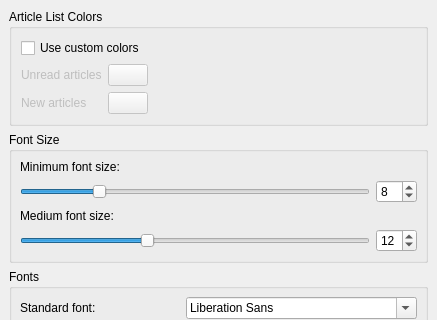
Old version of the form akregator/configuration/settings_appearance.ui in the repository chusopr/kdepim-ktimetracker-akonadi; both pictures show x 0 to 437 and y 0 to 320 of the 437 by 491 pixel window.
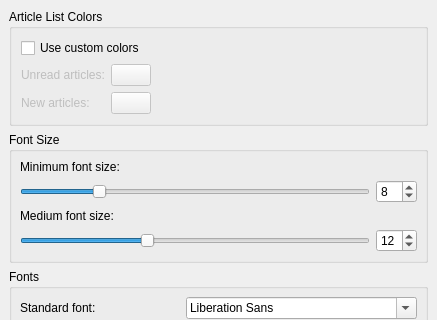
New version of the form. Custom widgets are drawn as their Qt base class.

The edit to the form file:
```diff
--- a/akregator/configuration/settings_appearance.ui
+++ b/akregator/configuration/settings_appearance.ui
@@ -95,7 +95,7 @@
            <bool>false</bool>
           </property>
           <property name="text" >
-           <string>New articles</string>
+           <string>New articles:</string>
           </property>
          </widget>
         </item>
@@ -119,7 +119,7 @@
            <bool>false</bool>
           </property>
           <property name="text" >
-           <string>Unread articles</string>
+           <string>Unread articles:</string>
           </property>
          </widget>
         </item>
```
